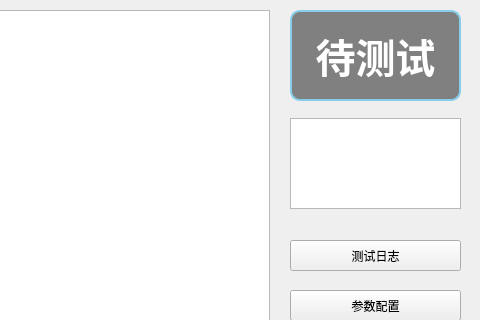
Old version of the form MainWindow.ui in the repository wlffeng2008/PX-ZBV100; both pictures show x 520 to 1000 and y 0 to 320 of the 1000 by 500 pixel window.
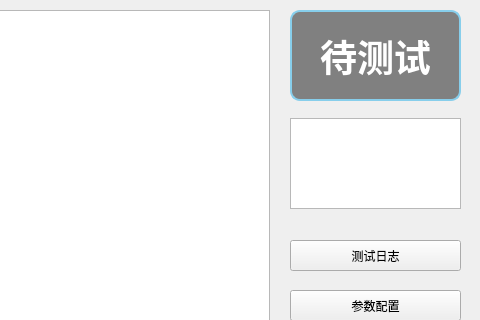
New version of the form.

```diff
--- a/MainWindow.ui
+++ b/MainWindow.ui
@@ -28,7 +28,7 @@
     </property>
     <property name="font">
      <font>
-      <pointsize>30</pointsize>
+      <pointsize>28</pointsize>
       <bold>true</bold>
      </font>
     </property>
```
